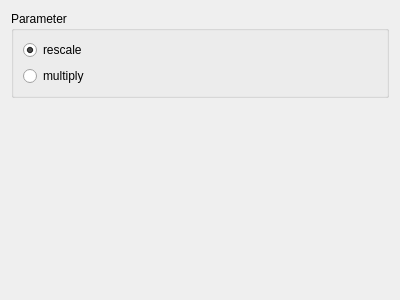
First picture: the form in source/modules/image_view_control/ImageViewControlWidget.ui, repository josefkoller/ambient_image_processor, before the edit.
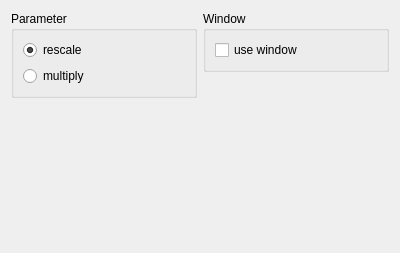
Second picture: the form after the edit.

Commit message: image view option to use the configured window

What changed in the file:
```diff
--- a/source/modules/image_view_control/ImageViewControlWidget.ui
+++ b/source/modules/image_view_control/ImageViewControlWidget.ui
@@ -7,15 +7,27 @@
     <x>0</x>
     <y>0</y>
     <width>400</width>
-    <height>300</height>
+    <height>253</height>
    </rect>
   </property>
+  <property name="sizePolicy">
+   <sizepolicy hsizetype="Expanding" vsizetype="Fixed">
+    <horstretch>0</horstretch>
+    <verstretch>0</verstretch>
+   </sizepolicy>
+  </property>
   <property name="windowTitle">
    <string>Form</string>
   </property>
   <layout class="QHBoxLayout" name="horizontalLayout">
    <item alignment="Qt::AlignTop">
     <widget class="QGroupBox" name="groupBox_2">
+     <property name="sizePolicy">
+      <sizepolicy hsizetype="Preferred" vsizetype="Maximum">
+       <horstretch>0</horstretch>
+       <verstretch>0</verstretch>
+      </sizepolicy>
+     </property>
      <property name="title">
       <string>Parameter</string>
      </property>
@@ -40,6 +52,28 @@
      </layout>
     </widget>
    </item>
+   <item alignment="Qt::AlignTop">
+    <widget class="QGroupBox" name="groupBox">
+     <property name="sizePolicy">
+      <sizepolicy hsizetype="Preferred" vsizetype="Maximum">
+       <horstretch>0</horstretch>
+       <verstretch>0</verstretch>
+      </sizepolicy>
+     </property>
+     <property name="title">
+      <string>Window</string>
+     </property>
+     <layout class="QVBoxLayout" name="verticalLayout_3">
+      <item>
+       <widget class="QCheckBox" name="useWindowCheckbox">
+        <property name="text">
+         <string>use window</string>
+        </property>
+       </widget>
+      </item>
+     </layout>
+    </widget>
+   </item>
   </layout>
  </widget>
  <resources/>
```
The commit also changes 7 other files.
